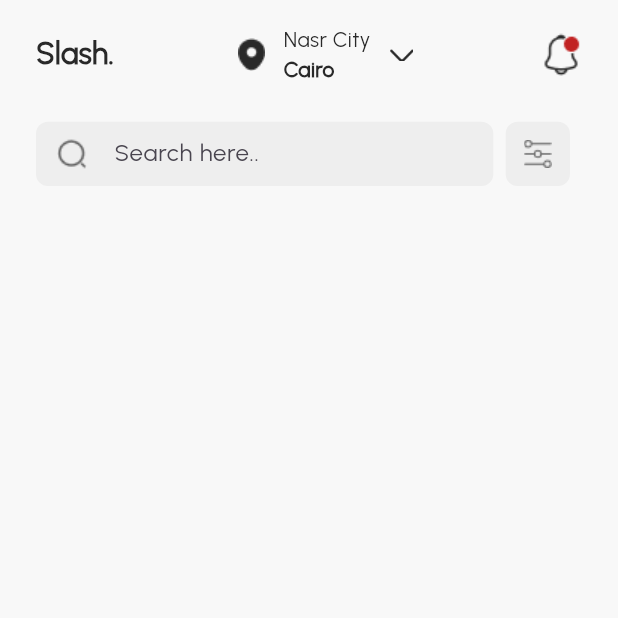
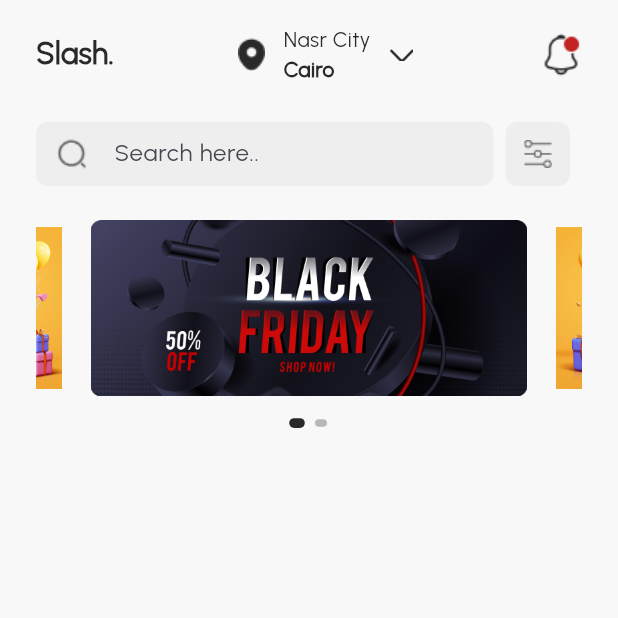
Before and after one commit to aliabdelnaby/slash-internship-task, a Flutter app: the screen it shows after launch, on a phone screen of 412 x 824 dp, the top half of it. Run offline on Flutter 3.47's test engine with Material 3 defaults, Android fonts, the phone set to English and light mode, and no system bars; drawn by our look-alikes of carousel_slider, smooth_page_indicator; our stand-ins replace flutter_bloc, go_router.

Commit message:
Finish Slide Banners

```diff
--- a/lib/features/home/presentation/widgets/home_screen_mobile_layout.dart
+++ b/lib/features/home/presentation/widgets/home_screen_mobile_layout.dart
@@ -1,6 +1,7 @@
 import 'package:flutter/material.dart';
 import 'package:slash_task/features/home/presentation/widgets/custom_appbar.dart';
 import 'package:slash_task/features/home/presentation/widgets/custom_search_widget.dart';
+import 'package:slash_task/features/home/presentation/widgets/slide_banner.dart';
 
 class HomeScreenMobileLayout extends StatelessWidget {
   const HomeScreenMobileLayout({super.key});
@@ -17,7 +18,8 @@ class HomeScreenMobileLayout extends StatelessWidget {
               const CustomAppBar(),
               SizedBox(height: MediaQuery.of(context).size.height * 0.03),
               const CustomSearchWidget(),
-              SizedBox(height: MediaQuery.of(context).size.height * 0.03),
+              SizedBox(height: MediaQuery.of(context).size.height * 0.02),
+              const SlideBanners(),
             ],
           ),
         ),
--- /dev/null
+++ b/lib/features/home/presentation/widgets/slide_banner.dart
@@ -0,0 +1,56 @@
+// ignore_for_file: library_private_types_in_public_api
+import 'package:carousel_slider/carousel_slider.dart';
+import 'package:flutter/material.dart';
+import 'package:slash_task/core/utils/app_assets.dart';
+import 'package:slash_task/core/utils/app_colors.dart';
+import 'package:smooth_page_indicator/smooth_page_indicator.dart';
+
+class SlideBanners extends StatefulWidget {
+  const SlideBanners({super.key});
+
+  @override
+  _SlideBannersState createState() => _SlideBannersState();
+}
+
+class _SlideBannersState extends State<SlideBanners> {
+  final CarouselController _controller = CarouselController();
+  int _current = 0;
+
+  final List<String> imgList = [
+    Assets.imagesBanner1,
+    Assets.imagesBanner2,
+  ];
+
+  @override
+  Widget build(BuildContext context) {
+    return Column(
+      children: [
+        CarouselSlider(
+          items: imgList.map((item) => Image.asset(item)).toList(),
+          carouselController: _controller,
+          options: CarouselOptions(
+            enlargeCenterPage: true,
+            aspectRatio: 2.8,
+            onPageChanged: (index, reason) {
+              setState(() {
+                _current = index;
+              });
+            },
+          ),
+        ),
+        SizedBox(height: MediaQuery.of(context).size.height * 0.01),
+        AnimatedSmoothIndicator(
+          activeIndex: _current,
+          count: imgList.length,
+          effect: const ScrollingDotsEffect(
+            activeDotColor: AppColors.primaryColor,
+            dotColor: AppColors.dotsColr,
+            dotHeight: 5,
+            dotWidth: 8,
+            activeDotScale: 1.5,
+          ),
+        ),
+      ],
+    );
+  }
+}
--- a/pubspec.yaml
+++ b/pubspec.yaml
@@ -37,6 +37,8 @@ dependencies:
   cupertino_icons: ^1.0.6
   go_router: ^14.2.0
   flutter_bloc: ^8.1.6
+  carousel_slider: ^4.2.1
+  smooth_page_indicator: ^1.1.0
 
 dev_dependencies:
   flutter_test:
```
Also changed, not shown: pubspec.lock.
